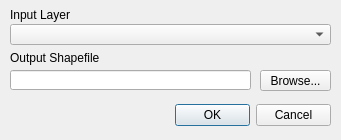
Qt form forms/hcmgis_fixgeometries_form.ui (thangqd/HCMGIS) before a commit.
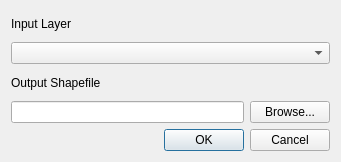
The same form after that commit. Custom widgets are drawn as their Qt base class.

What changed in the file:
```diff
--- a/forms/hcmgis_fixgeometries_form.ui
+++ b/forms/hcmgis_fixgeometries_form.ui
@@ -13,7 +13,7 @@
     <x>0</x>
     <y>0</y>
     <width>341</width>
-    <height>140</height>
+    <height>162</height>
    </rect>
   </property>
   <property name="mouseTracking">
@@ -22,67 +22,31 @@
   <property name="windowTitle">
    <string>Fix Geometries</string>
   </property>
-  <widget class="QDialogButtonBox" name="BtnOKCancel">
-   <property name="geometry">
-    <rect>
-     <x>175</x>
-     <y>100</y>
-     <width>156</width>
-     <height>31</height>
-    </rect>
-   </property>
-   <property name="standardButtons">
-    <set>QDialogButtonBox::Cancel|QDialogButtonBox::Ok</set>
-   </property>
-  </widget>
+  <layout class="QVBoxLayout" name="verticalLayout">
+   <item>
   <widget class="QLabel" name="LblInput">
-   <property name="geometry">
-    <rect>
-     <x>10</x>
-     <y>7</y>
-     <width>321</width>
-     <height>16</height>
-    </rect>
-   </property>
    <property name="text">
     <string>Input Layer</string>
    </property>
   </widget>
-  <widget class="QgsMapLayerComboBox" name="CboInput">
-   <property name="geometry">
-    <rect>
-     <x>10</x>
-     <y>24</y>
-     <width>321</width>
-     <height>21</height>
-    </rect>
-   </property>
-  </widget>
+   </item>
+   <item>
+    <widget class="QgsMapLayerComboBox" name="CboInput"/>
+   </item>
+   <item>
   <widget class="QLabel" name="LblOutput_3">
-   <property name="geometry">
-    <rect>
-     <x>10</x>
-     <y>50</y>
-     <width>321</width>
-     <height>16</height>
-    </rect>
-   </property>
    <property name="text">
     <string>Output Shapefile</string>
    </property>
   </widget>
+   </item>
+   <item>
+    <layout class="QGridLayout" name="gridLayout">
+     <item row="0" column="0">
   <widget class="QLineEdit" name="LinOutput">
    <property name="enabled">
     <bool>true</bool>
    </property>
-   <property name="geometry">
-    <rect>
-     <x>10</x>
-     <y>70</y>
-     <width>241</width>
-     <height>20</height>
-    </rect>
-   </property>
    <property name="mouseTracking">
     <bool>true</bool>
    </property>
@@ -99,18 +63,12 @@
     <bool>false</bool>
    </property>
   </widget>
+     </item>
+     <item row="0" column="1">
   <widget class="QPushButton" name="BtnOutput">
    <property name="enabled">
     <bool>true</bool>
    </property>
-   <property name="geometry">
-    <rect>
-     <x>260</x>
-     <y>70</y>
-     <width>71</width>
-     <height>21</height>
-    </rect>
-   </property>
    <property name="font">
     <font>
      <weight>50</weight>
@@ -121,6 +79,17 @@
     <string>Browse...</string>
    </property>
   </widget>
+     </item>
+    </layout>
+   </item>
+   <item>
+    <widget class="QDialogButtonBox" name="BtnOKCancel">
+     <property name="standardButtons">
+      <set>QDialogButtonBox::Cancel|QDialogButtonBox::Ok</set>
+     </property>
+    </widget>
+   </item>
+  </layout>
  </widget>
  <customwidgets>
   <customwidget>
```
Left out of the diff: 2 changed lines with no effect on the pictures. Lines whose indentation alone changed are shown as unchanged.
